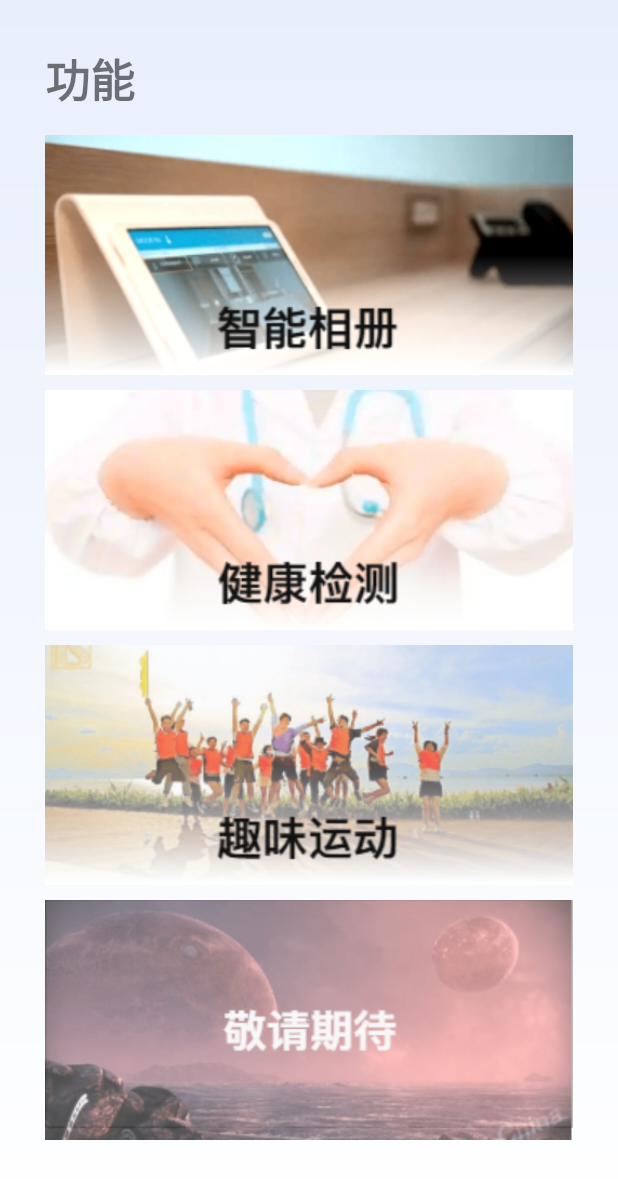
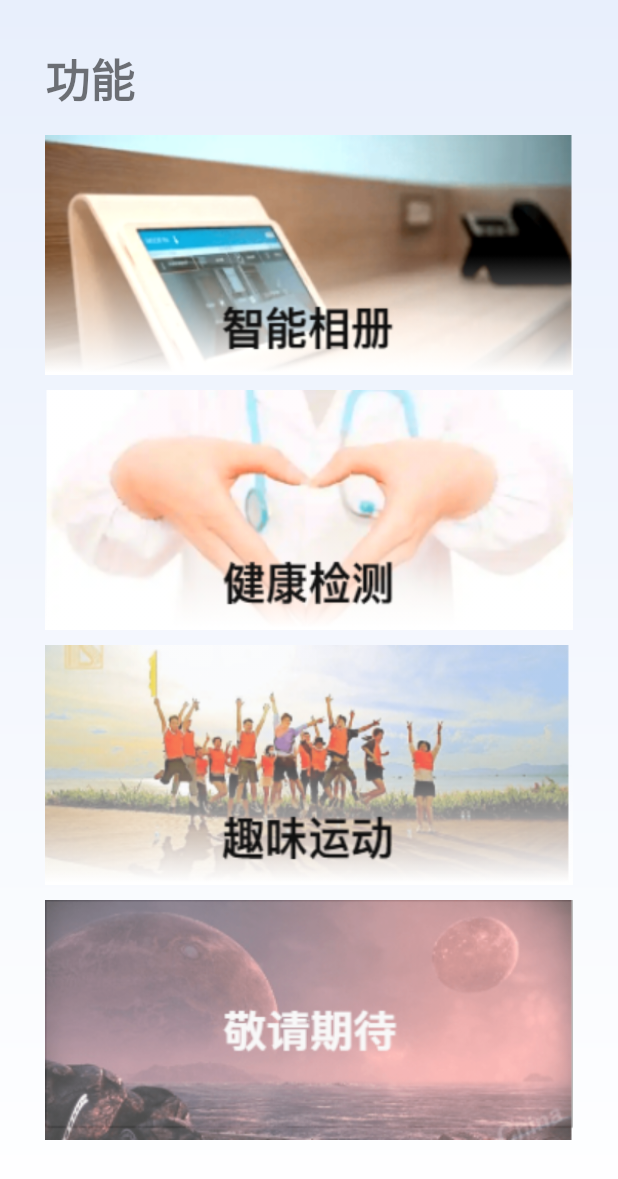
Before and after one commit to We-Love-Yolo/MoniGuard, an Android app: the layout fragment_discover.xml on its own in the app's theme, with its tools: preview values and no code run, on a phone screen of 412 x 824 dp. Shown: the top 1179 px of the screen. Run offline under Robolectric (Android 15) with nearby library versions, the phone set to English and light mode, and no system bars.

Commit message:
主页渲染列表

```diff
--- a/app/src/main/java/com/weloveyolo/moniguard/ui/DiscoverFragment.java
+++ b/app/src/main/java/com/weloveyolo/moniguard/ui/DiscoverFragment.java
@@ -43,7 +43,7 @@ public class DiscoverFragment extends Fragment {
         });
         //进入趣味运动
         ImageButton button3 = view.findViewById(R.id.happy_sport);
-        button2.setOnClickListener(view1 -> {
+        button3.setOnClickListener(view1 -> {
             Intent intent = new Intent(getActivity(), Sports.class);
             startActivity(intent);
         });
--- a/app/src/main/res/layout/fragment_discover.xml
+++ b/app/src/main/res/layout/fragment_discover.xml
@@ -30,7 +30,7 @@
 
         <LinearLayout
             android:layout_width="match_parent"
-            android:layout_height="wrap_content"
+            android:layout_height="match_parent"
             android:orientation="vertical"
             android:layout_marginLeft="30dp"
             android:layout_marginRight="30dp">
@@ -39,15 +39,15 @@
                 android:id="@+id/smart_photo_album"
                 android:layout_width="match_parent"
                 android:layout_height="160dp"
+                android:layout_weight="1"
                 android:layout_marginTop="10dp"
-                android:layout_weight="1"
                 android:clickable="true"
                 android:onClick="onClickalbum"
-                android:scaleType="centerCrop"
-                android:src="@drawable/smart_photo_album"
+                android:background="@drawable/smart_photo_album"
+
                 tools:layout_editor_absoluteX="50dp"
-                tools:layout_editor_absoluteY="90dp"
-                android:background="@null"/>
+                tools:layout_editor_absoluteY="90dp" />
+
             <!-- 健康检测 -->
             <ImageButton
                 android:id="@+id/health_monitoring"
@@ -55,12 +55,10 @@
                 android:layout_height="160dp"
                 android:layout_marginTop="10dp"
                 android:layout_weight="1"
-                android:src="@drawable/health_monitoring"
+                android:background="@drawable/health_monitoring"
                 tools:ignore="MissingConstraints"
                 tools:layout_editor_absoluteX="30dp"
-                tools:layout_editor_absoluteY="240dp"
-                android:scaleType="centerCrop"
-                android:background="@null"/>
+                tools:layout_editor_absoluteY="240dp" />
             <!-- 趣味运动 -->
             <ImageButton
                 android:id="@+id/happy_sport"
@@ -68,12 +66,10 @@
                 android:layout_height="160dp"
                 android:layout_weight="1"
                 android:layout_marginTop="10dp"
-                android:src="@drawable/happy_sport"
+                android:background="@drawable/happy_sport"
                 tools:ignore="MissingConstraints"
                 tools:layout_editor_absoluteX="30dp"
-                tools:layout_editor_absoluteY="390dp"
-                android:scaleType="centerCrop"
-                android:background="@null"/>
+                tools:layout_editor_absoluteY="390dp" />
             <!-- 敬请期待 -->
             <ImageButton
                 android:id="@+id/coming_soon"
@@ -81,12 +77,10 @@
                 android:layout_height="160dp"
                 android:layout_weight="1"
                 android:layout_marginTop="10dp"
-                android:src="@drawable/coming_soon"
+                android:background="@drawable/coming_soon"
                 tools:ignore="MissingConstraints"
                 tools:layout_editor_absoluteX="30dp"
-                tools:layout_editor_absoluteY="540dp"
-                android:scaleType="centerCrop"
-                android:background="@null"/>
+                tools:layout_editor_absoluteY="540dp" />
         </LinearLayout>
 
 
```
Also changed, not shown: app/src/main/java/com/weloveyolo/moniguard/MainActivity.java (+28 -11 lines), app/src/main/java/com/weloveyolo/moniguard/adapter/CameraListAdapter.java (+31 -5 lines), app/src/main/java/com/weloveyolo/moniguard/adapter/ScenesAdapter.java (added, +15 -0 lines), app/src/main/java/com/weloveyolo/moniguard/ui/HomeFragment.java (+74 -32 lines), app/src/main/java/com/weloveyolo/moniguard/ui/MyFragment.java (+3 -13 lines).
